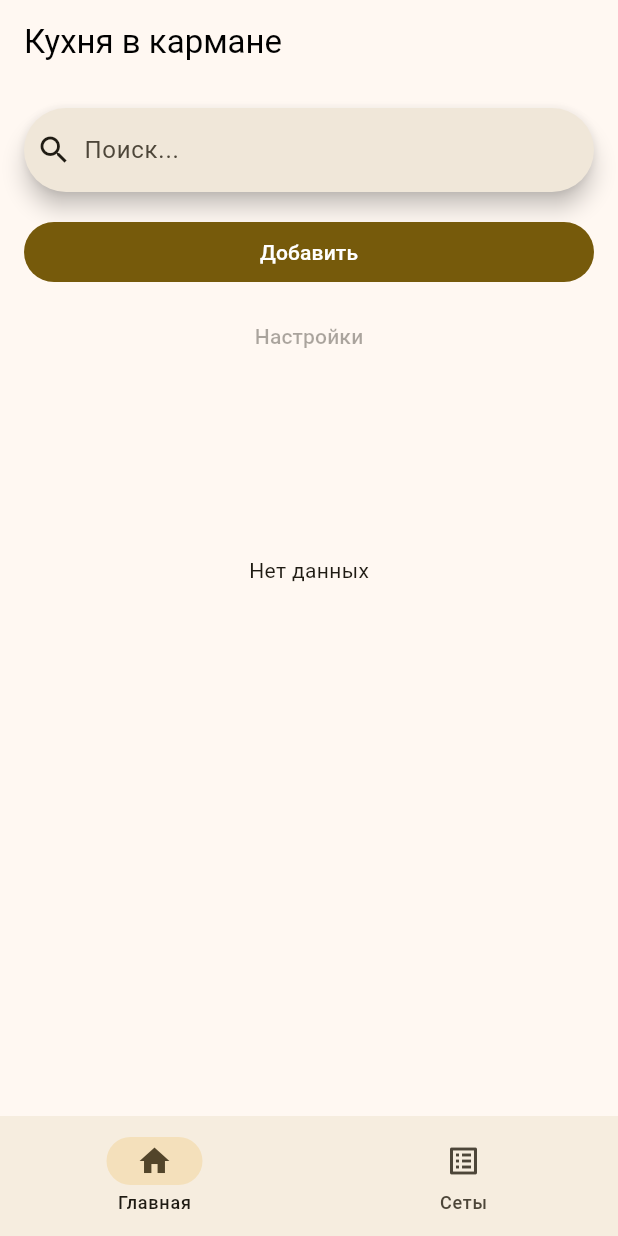
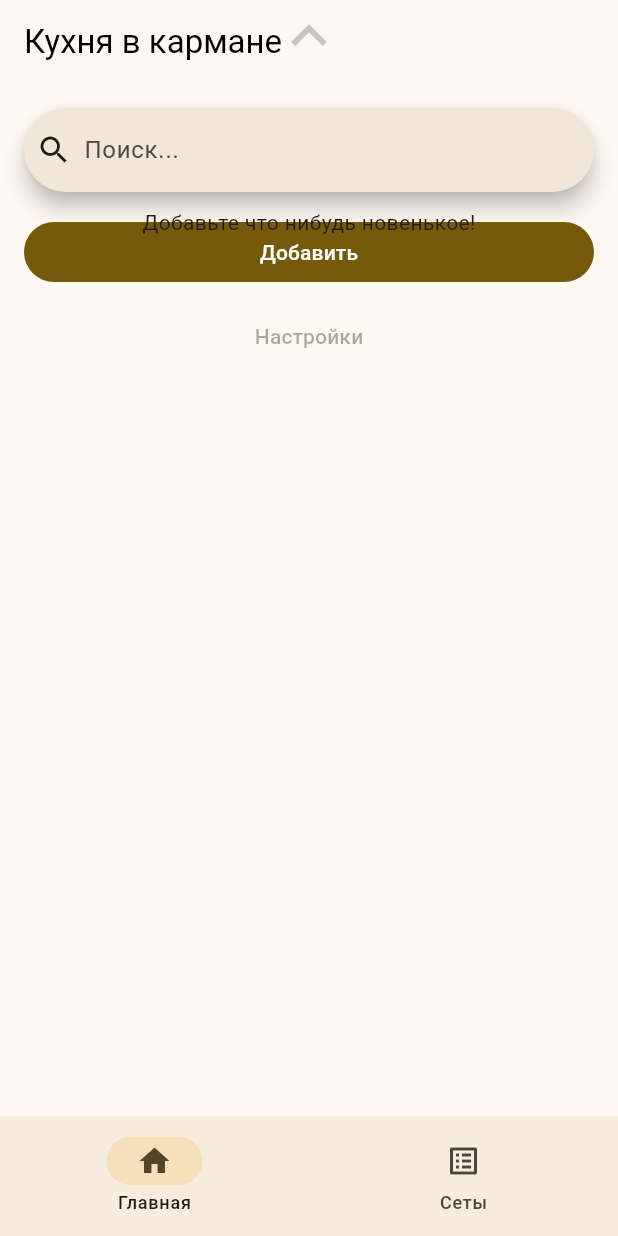
Before and after one commit to ivomika/recipe_browser, a Flutter app: the screen it shows after launch, on a phone screen of 412 x 824 dp. Run offline on Flutter 3.47's test engine with Material 3 defaults, Android fonts, the phone set to English and light mode, and no system bars; our stand-ins replace bloc, drift, equatable, flex_color_scheme, flutter_bloc, go_router and 2 more; missing offline and left inert: smooth_sheets; accounts and stored records are empty; generated files the repository leaves out were written again; network calls fail.

Commit message:
Добавил стрелку ореинтир

```diff
--- a/lib/features/home/view/home_bottom_sheet.dart
+++ b/lib/features/home/view/home_bottom_sheet.dart
@@ -4,53 +4,108 @@ import 'package:recipe_browser/features/recipe/recipe.dart';
 import 'package:recipe_browser/features/theme/extension/theme_context_extension.dart';
 import 'package:smooth_sheets/smooth_sheets.dart';
 
-class HomeBottomSheet extends StatelessWidget {
+class HomeBottomSheet extends StatefulWidget {
   const HomeBottomSheet({
     super.key,
   });
 
   @override
+  State<HomeBottomSheet> createState() => _HomeBottomSheetState();
+}
+
+class _HomeBottomSheetState extends State<HomeBottomSheet> {
+  late final SheetController _sheetController;
+
+  @override
+  void initState() {
+    super.initState();
+    _sheetController = SheetController();
+  }
+
+  @override
+  void dispose() {
+    _sheetController.dispose();
+    super.dispose();
+  }
+
+  @override
   Widget build(BuildContext context) {
     context.read<RecipeBloc>().add(LoadingRecipes());
+
     return SheetViewport(
         padding: EdgeInsets.only(top: 145),
         child: Sheet(
+            controller: _sheetController,
             decoration: MaterialSheetDecoration(
                 size: SheetSize.stretch,
                 borderRadius: BorderRadius.vertical(
                   top: Radius.circular(
-              context.offset.veryLarge + context.offset.normal
-            ),
+                      context.offset.veryLarge + context.offset.normal),
                 ),
                 color: context.theme.colorScheme.surface,
                 elevation: 4,
-          clipBehavior: Clip.antiAlias
-        ),
+                clipBehavior: Clip.antiAlias),
             snapGrid: const SheetSnapGrid(
               snaps: [SheetOffset(0.8), SheetOffset(1)],
             ),
             scrollConfiguration: const SheetScrollConfiguration(),
-        child: _Sheet()
-      )
-    );
+            child: _Sheet(
+              sheet: _sheetController,
+            )));
   }
 }
 
-class _Sheet extends StatelessWidget {
-  const _Sheet();
+class _Sheet extends StatefulWidget {
+  final SheetController sheet;
+
+  const _Sheet({required this.sheet});
+
+  @override
+  State<_Sheet> createState() => _SheetState();
+}
+
+class _SheetState extends State<_Sheet> {
+  late double _animationValue;
+
+  @override
+  void initState() {
+    super.initState();
+    _animationValue = 0;
+    widget.sheet.addListener(_animationListener);
+  }
+
+  @override
+  void dispose() {
+    widget.sheet.removeListener(_animationListener);
+    super.dispose();
+  }
 
   @override
   Widget build(BuildContext context) {
     return CustomScrollView(slivers: [
+      SliverToBoxAdapter(
+        child: AnimatedRotation(
+          turns: _animationValue,
+          duration: Duration(microseconds: 10),
+          child: Icon(
+            size: 48,
+            Icons.keyboard_arrow_up,
+            color: context.theme.colorScheme.onSurface.withAlpha(60),
+          ),
+        ),
+      ),
       SliverPadding(
-          padding: EdgeInsets.all(context.offset.normal),
-          sliver: BlocBuilder<RecipeBloc, RecipeState>(
-              builder: (context, state) {
+          padding: EdgeInsets.all(context.offset.normal).copyWith(top: 0),
+          sliver:
+              BlocBuilder<RecipeBloc, RecipeState>(builder: (context, state) {
             switch (state) {
               case RecipeInitial():
-                    return SliverFillRemaining(
+                return SliverToBoxAdapter(
+                  child: SizedBox(
+                    height: 200,
                     child: Center(
                       child: Text('Добавьте что нибудь новенькое!'),
+                    ),
                   ),
                 );
               case RecipeLoading():
@@ -64,9 +119,12 @@ class _Sheet extends StatelessWidget {
                 );
               case RecipeLoaded():
                 if (state.recipes.isEmpty) {
-                      return SliverFillRemaining(
+                  return SliverToBoxAdapter(
+                    child: SizedBox(
+                      height: 200,
                       child: Center(
-                          child: Text('Нет данных'),
+                        child: Text('Добавьте что нибудь новенькое!'),
+                      ),
                     ),
                   );
                 }
@@ -82,13 +140,42 @@ class _Sheet extends StatelessWidget {
                   ),
                 );
               case RecipeError():
-                    return SliverFillRemaining(
+                return SliverToBoxAdapter(
+                  child: SizedBox(
+                    height: 500,
                     child: Center(
                       child: CircularProgressIndicator(),
+                    ),
                   ),
                 );
             }
           }))
     ]);
   }
+
+  double normalize(
+    double value, {
+    required double sourceMin,
+    required double sourceMax,
+    double targetMin = 0.0,
+    double targetMax = 0.5,
+  }) {
+    // Обработка случая, когда исходный диапазон невалиден
+    if (sourceMin == sourceMax) return targetMin;
+    if (value > sourceMax) return targetMax;
+    if (value < sourceMin) return targetMin;
+
+    // Вычисление нормализованного значения
+    final double ratio = (value - sourceMin) / (sourceMax - sourceMin);
+    return ratio * (targetMax - targetMin) + targetMin;
   }
+
+  void _animationListener() {
+    setState(() => _animationValue = normalize(
+          widget.sheet.value ?? 0,
+          sourceMin: widget.sheet.metrics?.minOffset ?? 0,
+          sourceMax: widget.sheet.metrics?.maxOffset ?? 1,
+        )
+    );
+  }
+}
```
Lines whose indentation alone changed are shown as unchanged.
